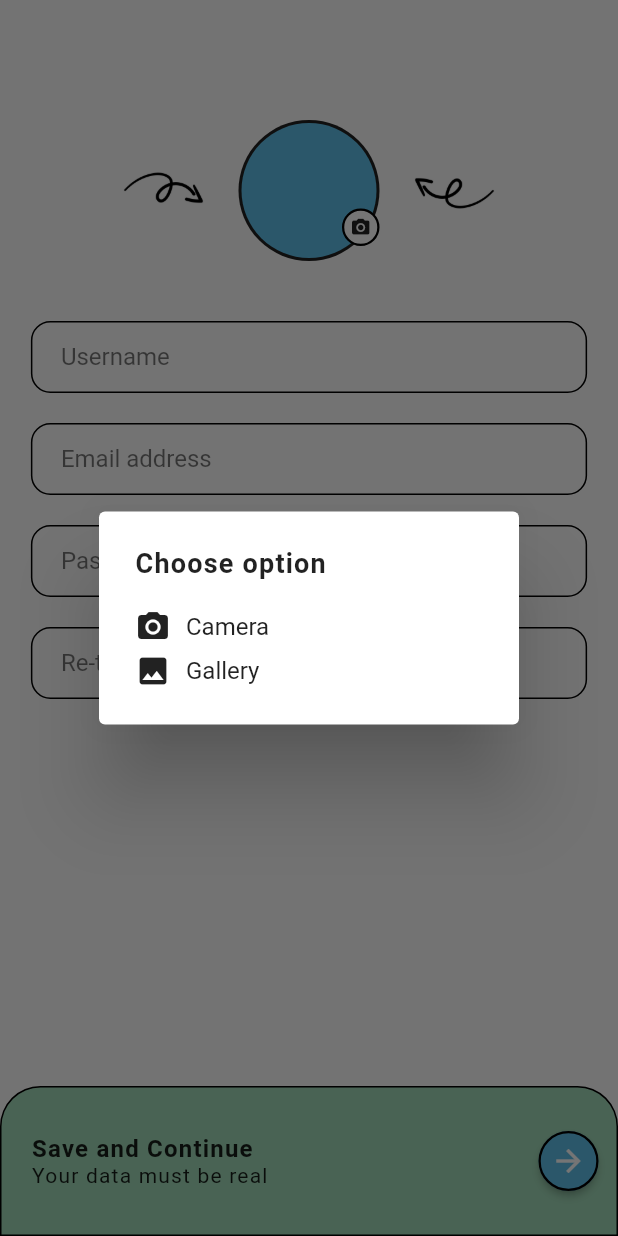
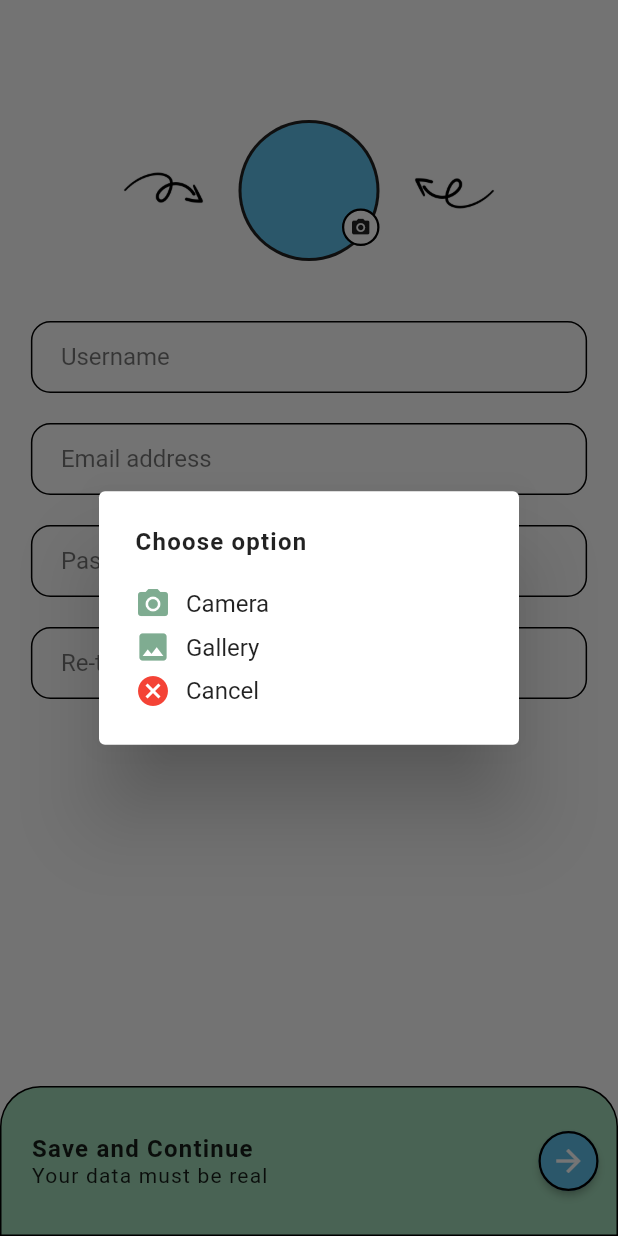
Before and after one commit to rragnarsd/chatz, a Flutter app: the SignUpScreen screen opened directly, after a tap on the "camera alt" icon, on a phone screen of 412 x 824 dp. Run offline on Flutter 3.47's test engine with Material 2 defaults, Android fonts, the phone set to English and light mode, and no system bars; our stand-ins replace cloud_firestore, firebase_auth, firebase_core, firebase_storage, google_fonts, image_picker; accounts and stored records are empty; network calls fail; Roboto replaces fonts that are missing (Sarabun).

```diff
--- a/lib/screens/auth_screens/sign_up_screen.dart
+++ b/lib/screens/auth_screens/sign_up_screen.dart
@@ -6,9 +6,9 @@ import 'package:chatz/constants/validations.dart';
 import 'package:chatz/data/models/user_model.dart';
 import 'package:chatz/routes/router.dart';
 import 'package:chatz/screens/auth_screens/widgets/add_image_icon.dart';
-import 'package:chatz/screens/auth_screens/widgets/add_image_text.dart';
 
 import 'package:chatz/screens/auth_screens/widgets/bottom_bar.dart';
+import 'package:chatz/widgets/reusable_dialog.dart';
 import 'package:chatz/widgets/text_field.dart';
 import 'package:cloud_firestore/cloud_firestore.dart';
 import 'package:firebase_storage/firebase_storage.dart';
@@ -92,44 +92,23 @@ class _SignUpScreenState extends State<SignUpScreen> {
                                 showDialog(
                                     context: context,
                                     builder: (context) {
-                                      return AlertDialog(
-                                        title: const Text(
-                                          'Choose option',
-                                          style: TextStyle(
-                                            fontSize: 18,
-                                            fontWeight: FontWeight.w600,
-                                            letterSpacing: 0.8,
-                                          ),
-                                        ),
-                                        content: SingleChildScrollView(
-                                          child: ListBody(children: [
-                                            InkWell(
-                                              onTap: () {
+                                      return ReusableDialog(
+                                        fromCamera: () {
                                           pickImageFromCamera();
                                           Navigator.pop(context);
                                         },
-                                              child: const AddImageText(
-                                                icon: Icons.camera_alt,
-                                                text: 'Camera',
-                                              ),
-                                            ),
-                                            const SizedBox(height: 5),
-                                            InkWell(
-                                              onTap: () {
+                                        fromGallery: () {
                                           pickImageFromGallery();
                                           Navigator.pop(context);
                                         },
-                                              child: const AddImageText(
-                                                icon: Icons.image,
-                                                text: 'Gallery',
-                                              ),
-                                            ),
-                                          ]),
-                                        ),
                                       );
                                     });
                               },
-                              child: const AddImageIcon(),
+                              child: const AddImageIcon(
+                                iconSize: 14,
+                                backgroundColor: ConstColors.white,
+                                iconColor: ConstColors.black87,
+                              ),
                             ),
                           )
                         ]),
--- a/lib/screens/auth_screens/widgets/add_image_icon.dart
+++ b/lib/screens/auth_screens/widgets/add_image_icon.dart
@@ -4,17 +4,27 @@ import 'package:flutter/material.dart';
 class AddImageIcon extends StatelessWidget {
   const AddImageIcon({
     Key? key,
+    required this.iconSize,
+    required this.backgroundColor,
+    required this.iconColor,
   }) : super(key: key);
+
+  final double iconSize;
+  final Color backgroundColor;
+  final Color iconColor;
 
   @override
   Widget build(BuildContext context) {
     return Container(
-      decoration: UIStyles.iconDecoration,
-      child: const Padding(
-        padding: EdgeInsets.all(4.0),
+      decoration: UIStyles.iconDecoration.copyWith(
+        color: backgroundColor,
+      ),
+      child: Padding(
+        padding: const EdgeInsets.all(4.0),
         child: Icon(
           Icons.camera_alt,
-          size: 14,
+          size: iconSize,
+          color: iconColor,
         ),
       ),
     );
--- a/lib/screens/auth_screens/widgets/add_image_text.dart
+++ b/lib/screens/auth_screens/widgets/add_image_text.dart
@@ -1,17 +1,22 @@
 import 'package:flutter/material.dart';
 
 class AddImageText extends StatelessWidget {
-  const AddImageText({Key? key, required this.icon, required this.text})
-      : super(key: key);
+  const AddImageText({
+    Key? key,
+    required this.icon,
+    required this.text,
+    required this.iconColor,
+  }) : super(key: key);
 
   final IconData icon;
   final String text;
+  final Color iconColor;
 
   @override
   Widget build(BuildContext context) {
     return Row(
       children: [
-        Icon(icon),
+        Icon(icon, color: iconColor),
         const SizedBox(width: 10),
         Text(
           text,
--- /dev/null
+++ b/lib/widgets/reusable_dialog.dart
@@ -0,0 +1,55 @@
+import 'package:chatz/constants/colors.dart';
+import 'package:chatz/constants/text_styles.dart';
+import 'package:chatz/screens/auth_screens/widgets/add_image_text.dart';
+import 'package:flutter/material.dart';
+
+class ReusableDialog extends StatelessWidget {
+  const ReusableDialog({
+    Key? key,
+    required this.fromCamera,
+    required this.fromGallery,
+  }) : super(key: key);
+
+  final Function()? fromCamera;
+  final Function()? fromGallery;
+
+  @override
+  Widget build(BuildContext context) {
+    return AlertDialog(
+      title: const Text(
+        'Choose option',
+        style: TextStyles.style16Bold,
+      ),
+      content: SingleChildScrollView(
+        child: ListBody(children: [
+          InkWell(
+            onTap: () => fromCamera,
+            child: const AddImageText(
+              icon: Icons.camera_alt,
+              text: 'Camera',
+              iconColor: ConstColors.darkerCyan,
+            ),
+          ),
+          const SizedBox(height: 5),
+          InkWell(
+            onTap: () => fromGallery,
+            child: const AddImageText(
+              icon: Icons.image,
+              text: 'Gallery',
+              iconColor: ConstColors.darkerCyan,
+            ),
+          ),
+          const SizedBox(height: 5),
+          InkWell(
+            onTap: () => Navigator.pop(context),
+            child: const AddImageText(
+              icon: Icons.cancel,
+              text: 'Cancel',
+              iconColor: Colors.red,
+            ),
+          ),
+        ]),
+      ),
+    );
+  }
+}
```
Also changed, not shown: lib/screens/profile_screen/profile_screen.dart (+45 -15 lines), lib/screens/profile_screen/widgets/profile_image_row.dart (added, +74 -0 lines), lib/screens/profile_screen/widgets/profile_info_row.dart (added, +48 -0 lines), lib/screens/profile_screen/widgets/profile_row.dart (deleted, +0 -42 lines). Lines whose indentation alone changed are shown as unchanged.
